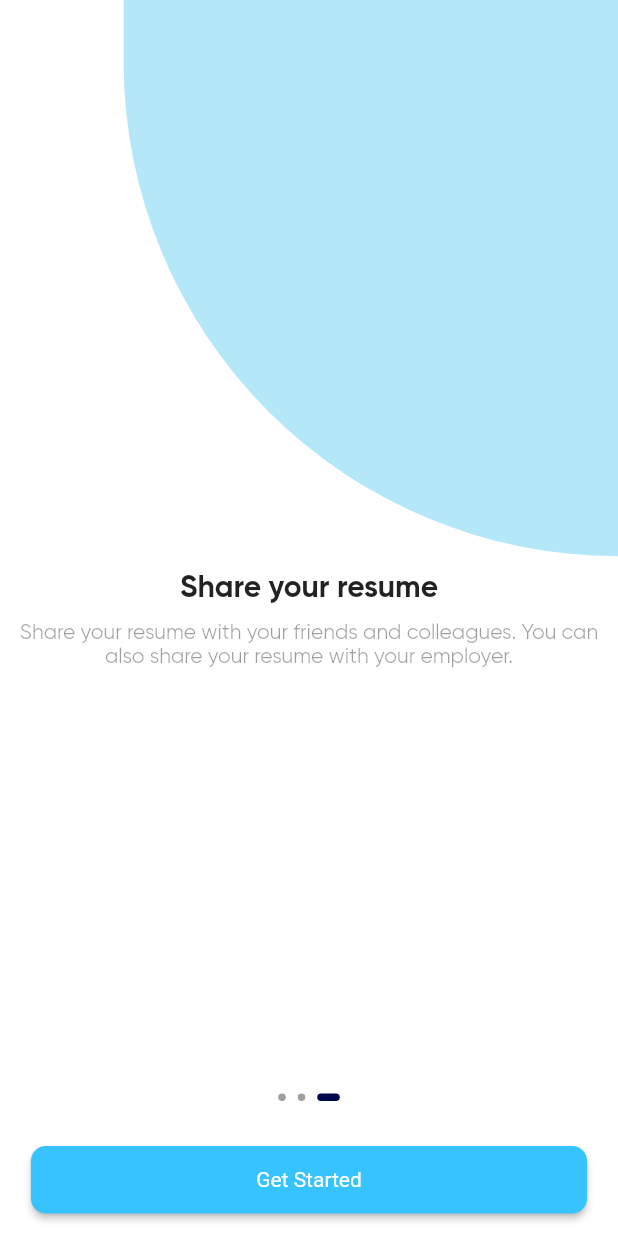
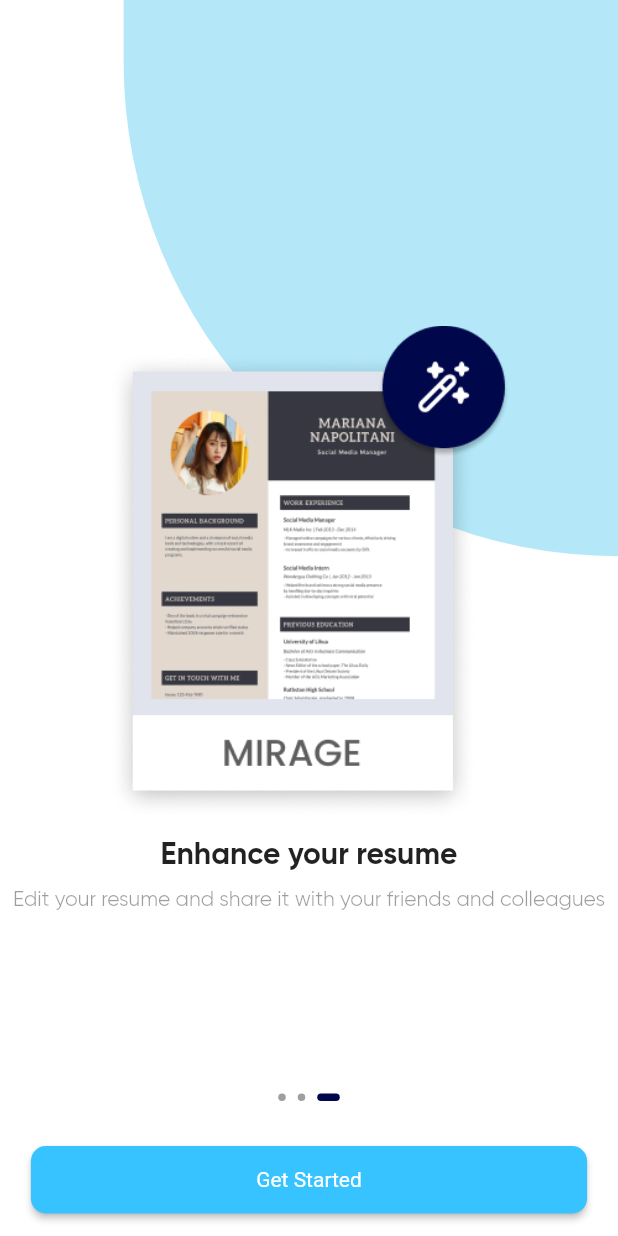
Before and after one commit to Kaival-Patel/ceevy_builder, a Flutter app: the screen it shows after launch, swiped to page 3, on a phone screen of 412 x 824 dp. Run offline on Flutter 3.47's test engine with Material 2 defaults, Android fonts, the phone set to English and light mode, and no system bars; drawn by our look-alikes of smooth_page_indicator; our stand-ins replace animate_do, get, google_fonts.

Commit message:
Onboarding Completed

```diff
--- a/lib/modules/onboarding/onboarding.dart
+++ b/lib/modules/onboarding/onboarding.dart
@@ -37,6 +37,14 @@ class OnboardingScreen extends StatelessWidget {
                 child: Column(
                   mainAxisSize: MainAxisSize.min,
                   children: [
+                    Image.asset(
+                      c.models[index].assetPath,
+                      height: context.height * 0.4,
+                      width: context.height * 0.4,
+                    ),
+                    SizedBox(
+                      height: 10,
+                    ),
                     Text(
                       c.models[index].title,
                       style:
--- a/lib/modules/onboarding/onboarding_controller.dart
+++ b/lib/modules/onboarding/onboarding_controller.dart
@@ -1,6 +1,7 @@
 import 'package:flutter/cupertino.dart';
 import 'package:get/get.dart';
 import 'package:resume_builder/models/onboarding_model.dart';
+import 'package:resume_builder/styles/app-assets.dart';
 import 'package:resume_builder/styles/app-colors.dart';
 
 class OnboardingController extends GetxController {
@@ -19,7 +20,7 @@ class OnboardingController extends GetxController {
   initializeModel() {
     models = [
       OnboardingModel(
-          assetPath: 'assets/images/onboarding_1.png',
+          assetPath: AppAssets.onboarding1,
           bgCurveColor: AppColors.lightBlue,
           height: Get.height * 0.45,
           width: Get.width * 0.8,
@@ -31,7 +32,7 @@ class OnboardingController extends GetxController {
           description:
               'Ceevy Builder is a tool to help you build your resume in a few clicks.'),
       OnboardingModel(
-          assetPath: 'assets/images/onboarding_2.png',
+          assetPath: AppAssets.onboarding2,
           height: Get.height * 0.45,
           width: Get.width,
           alignment: Alignment.topCenter,
@@ -40,11 +41,11 @@ class OnboardingController extends GetxController {
             bottomLeft: Radius.circular(Get.height * 0.25),
           ),
           bgCurveColor: AppColors.lightYellow,
-          title: 'Create your resume',
+          title: 'Download your resume',
           description:
               'Create your resume in a few clicks. You can add your personal details, work experience, education, skills, projects, awards, and more.'),
       OnboardingModel(
-          assetPath: 'assets/images/onboarding_3.png',
+          assetPath: AppAssets.onboarding3,
           bgCurveColor: AppColors.lightBlueAccent,
           alignment: Alignment.topRight,
           height: Get.height * 0.45,
@@ -52,9 +53,9 @@ class OnboardingController extends GetxController {
           radius: BorderRadius.only(
             bottomLeft: Radius.circular(Get.height * 0.45),
           ),
-          title: 'Share your resume',
+          title: 'Enhance your resume',
           description:
-              'Share your resume with your friends and colleagues. You can also share your resume with your employer.'),
+              'Edit your resume and share it with your friends and colleagues'),
     ];
   }
 }
--- /dev/null
+++ b/lib/styles/app-assets.dart
@@ -0,0 +1,6 @@
+class AppAssets {
+  static const String baseImage = 'assets/images';
+  static const String onboarding1 = '$baseImage/ob_1.png';
+  static const String onboarding2 = '$baseImage/ob_2.png';
+  static const String onboarding3 = '$baseImage/ob_3.png';
+}
--- a/pubspec.yaml
+++ b/pubspec.yaml
@@ -71,6 +71,7 @@ flutter:
   # To add assets to your application, add an assets section, like this:
   assets:
     - assets/fonts/
+    - assets/images/
   #   - images/a_dot_ham.jpeg
 
   # An image asset can refer to one or more resolution-specific "variants", see
```
Also changed, not shown: assets/images/ob_1.png (added), assets/images/ob_2.png (added), assets/images/ob_3.png (added).
